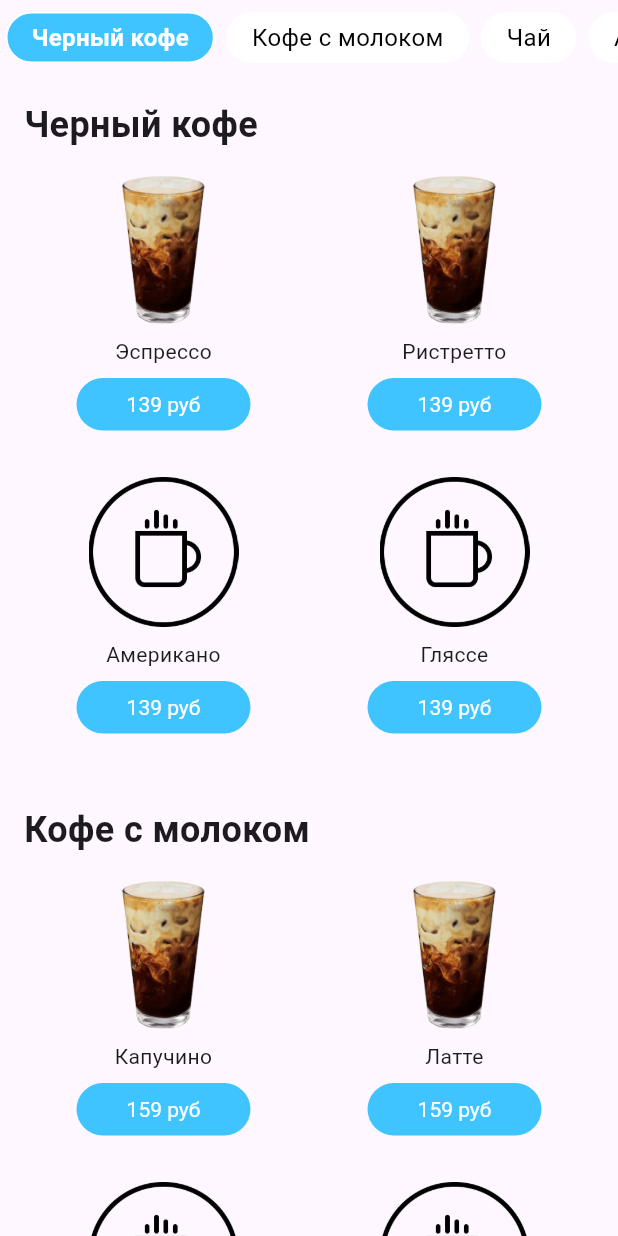
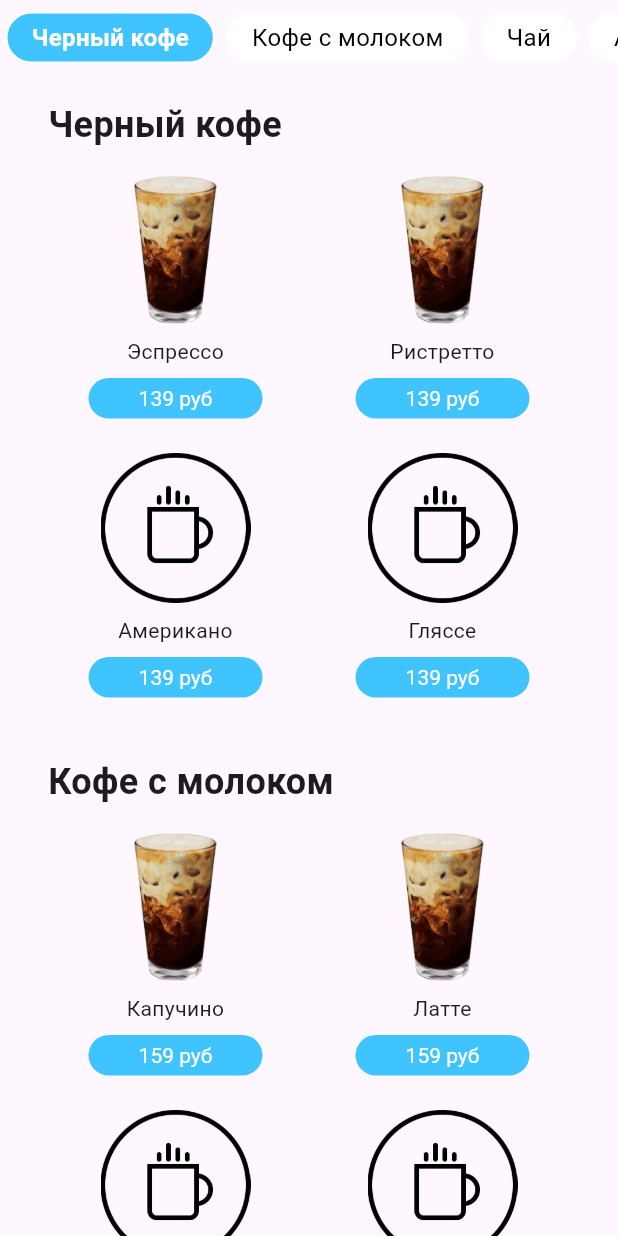
Before and after one commit to s1lda/coffee_menu, a Flutter app: the screen it shows after launch, on a phone screen of 412 x 824 dp. Run offline on Flutter 3.47's test engine with Material 3 defaults, Android fonts, the light colour scheme and no system bars.

Commit message:
add horizontal margins 32px and add container for buildCountControls.

```diff
--- a/lib/src/menu/menu_screencoffee.dart
+++ b/lib/src/menu/menu_screencoffee.dart
@@ -117,7 +117,7 @@ class _CoffeeHomePageState extends State<CoffeeHomePage> {
         children: [
           Container(
             height: 50,
-            margin: EdgeInsets.only(top: MediaQuery.of(context).padding.top), // Добавление отступа сверху
+            margin: EdgeInsets.only(top: MediaQuery.of(context).padding.top),
             child: ListView.builder(
               controller: _categoryScrollController,
               scrollDirection: Axis.horizontal,
@@ -152,7 +152,7 @@ class _CoffeeHomePageState extends State<CoffeeHomePage> {
             child: SingleChildScrollView(
               controller: _scrollController,
               child: Padding(
-                padding: const EdgeInsets.all(16.0),
+                padding: const EdgeInsets.symmetric(vertical: 16.0, horizontal: 32.0),
                 child: Column(
                   crossAxisAlignment: CrossAxisAlignment.start,
                   children: [
```
Also changed, not shown: lib/src/widgets/product_card.dart (+9 -2 lines).
